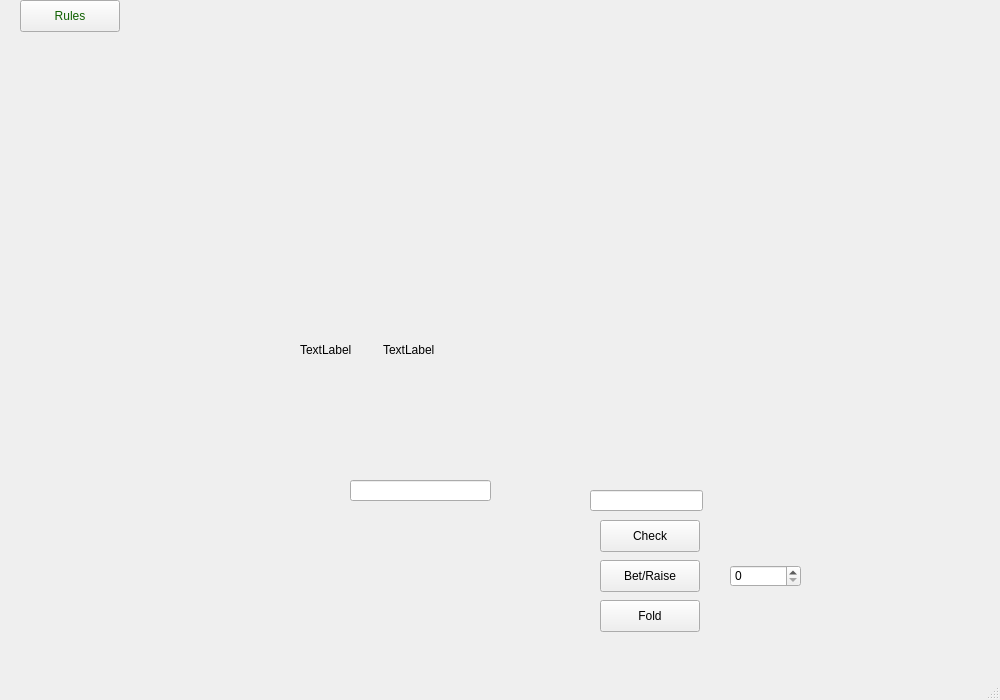
Qt form Poker/Visuals/Gamewindow/gamewindow.ui (Cenzito/Poker) before a commit.
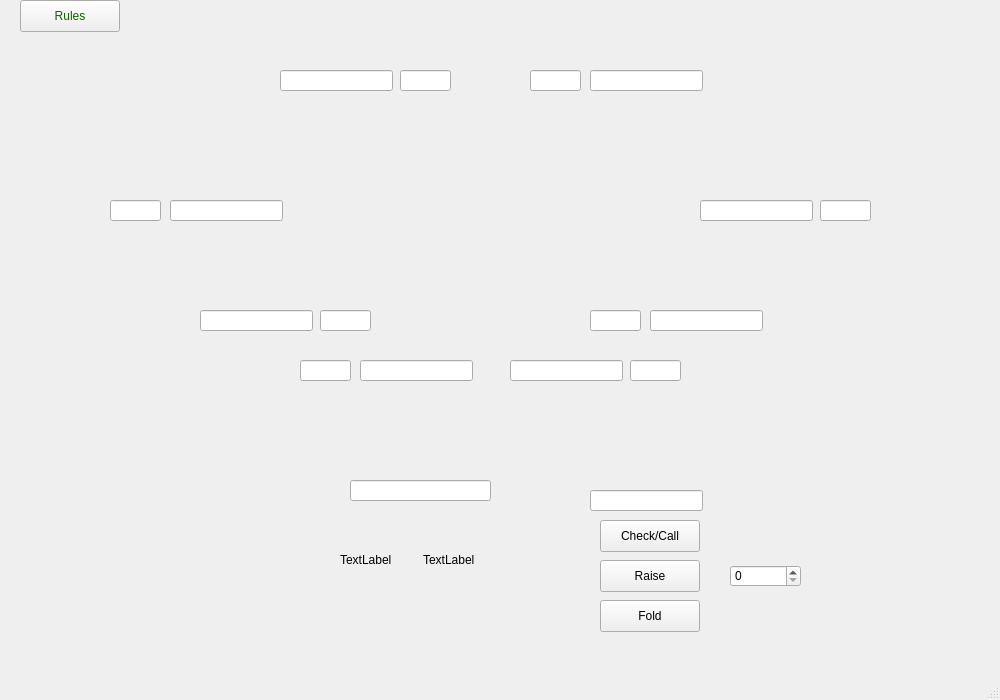
The same form after that commit. Icons and pictures are not drawn.

Diff of the .ui file:
```diff
--- a/Poker/Visuals/Gamewindow/gamewindow.ui
+++ b/Poker/Visuals/Gamewindow/gamewindow.ui
@@ -72,7 +72,7 @@
      </rect>
     </property>
     <property name="text">
-     <string>Check</string>
+     <string>Check/Call</string>
     </property>
    </widget>
    <widget class="QPushButton" name="BetButton">
@@ -85,7 +85,7 @@
      </rect>
     </property>
     <property name="text">
-     <string>Bet/Raise</string>
+     <string>Raise</string>
     </property>
    </widget>
    <widget class="QPushButton" name="FoldButton">
@@ -174,8 +174,8 @@
    <widget class="QWidget" name="horizontalLayoutWidget">
     <property name="geometry">
      <rect>
-      <x>300</x>
-      <y>310</y>
+      <x>340</x>
+      <y>520</y>
       <width>160</width>
       <height>80</height>
      </rect>
@@ -203,6 +203,416 @@
      </item>
     </layout>
    </widget>
+   <widget class="QLabel" name="label_table">
+    <property name="geometry">
+     <rect>
+      <x>80</x>
+      <y>10</y>
+      <width>821</width>
+      <height>461</height>
+     </rect>
+    </property>
+    <property name="styleSheet">
+     <string notr="true"/>
+    </property>
+    <property name="text">
+     <string/>
+    </property>
+   </widget>
+   <widget class="QLineEdit" name="line_player1">
+    <property name="geometry">
+     <rect>
+      <x>280</x>
+      <y>70</y>
+      <width>113</width>
+      <height>21</height>
+     </rect>
+    </property>
+    <property name="text">
+     <string/>
+    </property>
+    <property name="echoMode">
+     <enum>QLineEdit::Normal</enum>
+    </property>
+    <property name="alignment">
+     <set>Qt::AlignCenter</set>
+    </property>
+    <property name="readOnly">
+     <bool>true</bool>
+    </property>
+    <property name="clearButtonEnabled">
+     <bool>false</bool>
+    </property>
+   </widget>
+   <widget class="QLineEdit" name="line_player3">
+    <property name="geometry">
+     <rect>
+      <x>700</x>
+      <y>200</y>
+      <width>113</width>
+      <height>21</height>
+     </rect>
+    </property>
+    <property name="alignment">
+     <set>Qt::AlignCenter</set>
+    </property>
+    <property name="readOnly">
+     <bool>true</bool>
+    </property>
+   </widget>
+   <widget class="QLineEdit" name="line_player4">
+    <property name="geometry">
+     <rect>
+      <x>650</x>
+      <y>310</y>
+      <width>113</width>
+      <height>21</height>
+     </rect>
+    </property>
+    <property name="alignment">
+     <set>Qt::AlignCenter</set>
+    </property>
+    <property name="readOnly">
+     <bool>true</bool>
+    </property>
+   </widget>
+   <widget class="QLineEdit" name="line_player5">
+    <property name="geometry">
+     <rect>
+      <x>510</x>
+      <y>360</y>
+      <width>113</width>
+      <height>21</height>
+     </rect>
+    </property>
+    <property name="alignment">
+     <set>Qt::AlignCenter</set>
+    </property>
+    <property name="readOnly">
+     <bool>true</bool>
+    </property>
+   </widget>
+   <widget class="QLineEdit" name="line_player7">
+    <property name="geometry">
+     <rect>
+      <x>200</x>
+      <y>310</y>
+      <width>113</width>
+      <height>21</height>
+     </rect>
+    </property>
+    <property name="alignment">
+     <set>Qt::AlignCenter</set>
+    </property>
+    <property name="readOnly">
+     <bool>true</bool>
+    </property>
+   </widget>
+   <widget class="QLineEdit" name="line_player8">
+    <property name="geometry">
+     <rect>
+      <x>170</x>
+      <y>200</y>
+      <width>113</width>
+      <height>21</height>
+     </rect>
+    </property>
+    <property name="alignment">
+     <set>Qt::AlignCenter</set>
+    </property>
+    <property name="readOnly">
+     <bool>true</bool>
+    </property>
+   </widget>
+   <widget class="QLineEdit" name="line_player6">
+    <property name="geometry">
+     <rect>
+      <x>360</x>
+      <y>360</y>
+      <width>113</width>
+      <height>21</height>
+     </rect>
+    </property>
+    <property name="alignment">
+     <set>Qt::AlignCenter</set>
+    </property>
+    <property name="readOnly">
+     <bool>true</bool>
+    </property>
+   </widget>
+   <widget class="QLineEdit" name="line_player2">
+    <property name="geometry">
+     <rect>
+      <x>590</x>
+      <y>70</y>
+      <width>113</width>
+      <height>21</height>
+     </rect>
+    </property>
+    <property name="alignment">
+     <set>Qt::AlignCenter</set>
+    </property>
+    <property name="readOnly">
+     <bool>true</bool>
+    </property>
+   </widget>
+   <widget class="QLineEdit" name="line_bet8">
+    <property name="geometry">
+     <rect>
+      <x>110</x>
+      <y>200</y>
+      <width>51</width>
+      <height>21</height>
+     </rect>
+    </property>
+    <property name="alignment">
+     <set>Qt::AlignCenter</set>
+    </property>
+    <property name="readOnly">
+     <bool>true</bool>
+    </property>
+   </widget>
+   <widget class="QLineEdit" name="line_bet5">
+    <property name="geometry">
+     <rect>
+      <x>630</x>
+      <y>360</y>
+      <width>51</width>
+      <height>21</height>
+     </rect>
+    </property>
+    <property name="alignment">
+     <set>Qt::AlignCenter</set>
+    </property>
+    <property name="readOnly">
+     <bool>true</bool>
+    </property>
+   </widget>
+   <widget class="QLineEdit" name="line_bet6">
+    <property name="geometry">
+     <rect>
+      <x>300</x>
+      <y>360</y>
+      <width>51</width>
+      <height>21</height>
+     </rect>
+    </property>
+    <property name="alignment">
+     <set>Qt::AlignCenter</set>
+    </property>
+    <property name="readOnly">
+     <bool>true</bool>
+    </property>
+   </widget>
+   <widget class="QLineEdit" name="line_bet7">
+    <property name="geometry">
+     <rect>
+      <x>320</x>
+      <y>310</y>
+      <width>51</width>
+      <height>21</height>
+     </rect>
+    </property>
+    <property name="alignment">
+     <set>Qt::AlignCenter</set>
+    </property>
+    <property name="readOnly">
+     <bool>true</bool>
+    </property>
+   </widget>
+   <widget class="QLineEdit" name="line_bet1">
+    <property name="geometry">
+     <rect>
+      <x>400</x>
+      <y>70</y>
+      <width>51</width>
+      <height>21</height>
+     </rect>
+    </property>
+    <property name="alignment">
+     <set>Qt::AlignCenter</set>
+    </property>
+    <property name="readOnly">
+     <bool>true</bool>
+    </property>
+   </widget>
+   <widget class="QLineEdit" name="line_bet3">
+    <property name="geometry">
+     <rect>
+      <x>820</x>
+      <y>200</y>
+      <width>51</width>
+      <height>21</height>
+     </rect>
+    </property>
+    <property name="alignment">
+     <set>Qt::AlignCenter</set>
+    </property>
+    <property name="readOnly">
+     <bool>true</bool>
+    </property>
+   </widget>
+   <widget class="QLineEdit" name="line_bet4">
+    <property name="geometry">
+     <rect>
+      <x>590</x>
+      <y>310</y>
+      <width>51</width>
+      <height>21</height>
+     </rect>
+    </property>
+    <property name="alignment">
+     <set>Qt::AlignCenter</set>
+    </property>
+    <property name="readOnly">
+     <bool>true</bool>
+    </property>
+   </widget>
+   <widget class="QLineEdit" name="line_bet2">
+    <property name="geometry">
+     <rect>
+      <x>530</x>
+      <y>70</y>
+      <width>51</width>
+      <height>21</height>
+     </rect>
+    </property>
+    <property name="alignment">
+     <set>Qt::AlignCenter</set>
+    </property>
+    <property name="readOnly">
+     <bool>true</bool>
+    </property>
+   </widget>
+   <widget class="QLabel" name="label_middlecard1">
+    <property name="geometry">
+     <rect>
+      <x>320</x>
+      <y>160</y>
+      <width>61</width>
+      <height>81</height>
+     </rect>
+    </property>
+    <property name="styleSheet">
+     <string notr="true"/>
+    </property>
+    <property name="text">
+     <string/>
+    </property>
+   </widget>
+   <widget class="QLabel" name="label_middlecard2">
+    <property name="geometry">
+     <rect>
+      <x>390</x>
+      <y>160</y>
+      <width>61</width>
+      <height>81</height>
+     </rect>
+    </property>
+    <property name="styleSheet">
+     <string notr="true"/>
+    </property>
+    <property name="text">
+     <string/>
+    </property>
+   </widget>
+   <widget class="QLabel" name="label_middlecard3">
+    <property name="geometry">
+     <rect>
+      <x>460</x>
+      <y>160</y>
+      <width>61</width>
+      <height>81</height>
+     </rect>
+    </property>
+    <property name="styleSheet">
+     <string notr="true"/>
+    </property>
+    <property name="text">
+     <string/>
+    </property>
+   </widget>
+   <widget class="QLabel" name="label_middlecard4">
+    <property name="geometry">
+     <rect>
+      <x>530</x>
+      <y>160</y>
+      <width>61</width>
+      <height>81</height>
+     </rect>
+    </property>
+    <property name="styleSheet">
+     <string notr="true"/>
+    </property>
+    <property name="text">
+     <string/>
+    </property>
+   </widget>
+   <widget class="QLabel" name="label_middlecard5">
+    <property name="geometry">
+     <rect>
+      <x>600</x>
+      <y>160</y>
+      <width>61</width>
+      <height>81</height>
+     </rect>
+    </property>
+    <property name="styleSheet">
+     <string notr="true"/>
+    </property>
+    <property name="text">
+     <string/>
+    </property>
+   </widget>
+   <widget class="QLabel" name="label_pot">
+    <property name="geometry">
+     <rect>
+      <x>450</x>
+      <y>220</y>
+      <width>81</width>
+      <height>81</height>
+     </rect>
+    </property>
+    <property name="text">
+     <string/>
+    </property>
+    <property name="scaledContents">
+     <bool>true</bool>
+    </property>
+   </widget>
+   <zorder>horizontalLayoutWidget</zorder>
+   <zorder>label_table</zorder>
+   <zorder>label_card2</zorder>
+   <zorder>CallButton</zorder>
+   <zorder>RaiseButton</zorder>
+   <zorder>FoldButton</zorder>
+   <zorder>raise_box</zorder>
+   <zorder>label_card1</zorder>
+   <zorder>cumulative_bet_line</zorder>
+   <zorder>name_line</zorder>
+   <zorder>pushButton</zorder>
+   <zorder>line_player1</zorder>
+   <zorder>line_player3</zorder>
+   <zorder>line_player4</zorder>
+   <zorder>line_player5</zorder>
+   <zorder>line_player7</zorder>
+   <zorder>line_player8</zorder>
+   <zorder>line_player6</zorder>
+   <zorder>line_player2</zorder>
+   <zorder>line_bet8</zorder>
+   <zorder>line_bet5</zorder>
+   <zorder>line_bet6</zorder>
+   <zorder>line_bet7</zorder>
+   <zorder>line_bet1</zorder>
+   <zorder>line_bet3</zorder>
+   <zorder>line_bet4</zorder>
+   <zorder>line_bet2</zorder>
+   <zorder>label_middlecard1</zorder>
+   <zorder>label_middlecard2</zorder>
+   <zorder>label_middlecard3</zorder>
+   <zorder>label_middlecard4</zorder>
+   <zorder>label_middlecard5</zorder>
+   <zorder>label_pot</zorder>
   </widget>
   <widget class="QMenuBar" name="menubar">
    <property name="geometry">
```
Left out of the diff: 11 changed lines with no effect on the pictures.
